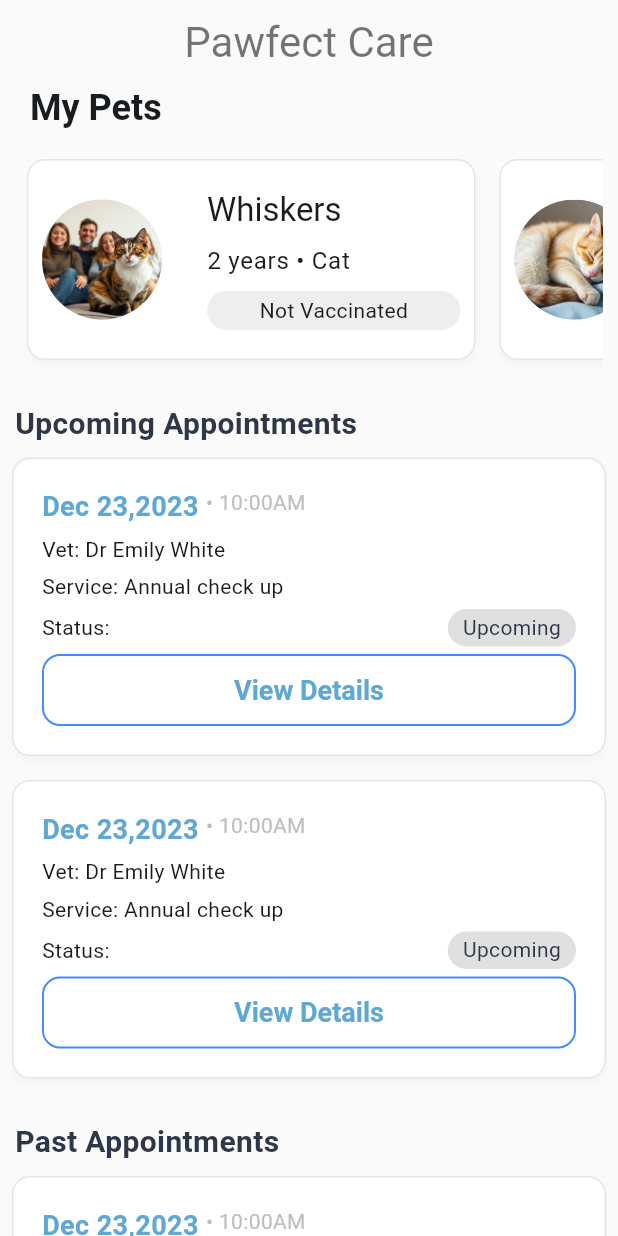
After one commit to HabeebEttu/pawfect_care, a Flutter app: the screen it shows after launch, on a phone screen of 412 x 824 dp. The commit adds this screen. Run offline on Flutter 3.47's test engine with Material 3 defaults, Android fonts, the phone set to English and light mode, and no system bars; our stand-ins replace cloud_firestore, email_validator, firebase_auth, firebase_core, shared_preferences; accounts and stored records are empty; Roboto replaces fonts that are missing (SF Pro Display).

Commit message:
Add pet images and implement HomePage with pet and appointment sections

```diff
--- a/lib/pages/login_page.dart
+++ b/lib/pages/login_page.dart
@@ -1,7 +1,6 @@
-import 'dart:developer';
-
 import 'package:email_validator/email_validator.dart';
 import 'package:flutter/material.dart';
+import 'package:pawfect_care/pages/pet_owner_dashboard.dart';
 import 'package:pawfect_care/providers/auth_provider.dart';
 import 'package:provider/provider.dart';
 
@@ -89,18 +88,47 @@ class _LoginPageState extends State<LoginPage> {
                         borderRadius: BorderRadius.circular(8),
                       ),
                     ),
-                    onPressed: () {
-                      String email = _emailController.text;
-                      String password = _passwordController.text;
+                    onPressed: authProvider.isLoading
+                        ? null
+                        : () {
+                            if (_formKey.currentState!.validate()) {
+                              String email = _emailController.text;
+                              String password = _passwordController.text;
 
-                      authProvider.signIn(email: email, password: password);
-                      if (authProvider.user != null) {
-                        log("message");
-                        Navigator.pushNamed(context, '/');
-                      }
-                    },
+                              authProvider
+                                  .signIn(email: email, password: password)
+                                  .then((_) {
+                                    if (authProvider.user != null) {
+                                      Navigator.pushReplacement(
+                                        context,
+                                        MaterialPageRoute(
+                                          builder: (context) =>
+                                              const HomePage(),
+                                        ),
+                                      );
+                                    } else if (authProvider.errorMessage !=
+                                        null) {
+
+                                        ScaffoldMessenger.of(
+                                          context,
+                                        ).showSnackBar(
+                                          SnackBar(
+                                            content: Text(
+                                              authProvider.errorMessage!,
+                                            ),
+                                          ),
+                                        );
+
+                                    }
+                                  });
+                            }
+                          },
                     child: authProvider.isLoading
-                        ? CircularProgressIndicator()
+                        ? CircularProgressIndicator(
+                            valueColor: AlwaysStoppedAnimation<Color>(
+                              Colors.white,
+                            ),
+                          )
                         : Text(
                             'Log In',
                             style: Theme.of(context).textTheme.bodyLarge!
@@ -136,7 +164,6 @@ class _LoginPageState extends State<LoginPage> {
   Row _buildForgotPassword(BuildContext context) {
     return Row(
       mainAxisAlignment: MainAxisAlignment.end,
-
       children: [
         GestureDetector(
           onTap: () {},
--- /dev/null
+++ b/lib/pages/pet_owner_dashboard.dart
@@ -0,0 +1,269 @@
+import 'package:flutter/material.dart';
+import 'package:pawfect_care/models/gender.dart';
+import 'package:pawfect_care/models/pet.dart';
+import 'package:pawfect_care/providers/theme_provider.dart';
+import 'package:pawfect_care/theme/theme.dart';
+import 'package:provider/provider.dart';
+
+class HomePage extends StatelessWidget {
+  const HomePage({super.key});
+
+  @override
+  Widget build(BuildContext context) {
+    List<Pet> dummyPets = [
+      Pet(
+        name: 'Whiskers',
+        petId: 'whis_1234',
+        userId: 'dummy',
+        age: 2,
+        gender: Gender.male,
+        photoUrl: 'assets/images/pet_1.png',
+        species: 'Cat',
+        isVaccinated: false,
+      ),
+      Pet(
+        name: 'Bubbles',
+        petId: 'bubb_1234',
+        userId: 'dummy',
+        age: 4,
+        gender: Gender.female,
+        photoUrl: 'assets/images/pet_3.png',
+        species: 'Dog',
+        isVaccinated: false,
+      ),
+      Pet(
+        name: 'Scooby',
+        petId: 'scob_3434',
+        userId: 'dummy',
+        age: 5,
+        gender: Gender.male,
+        photoUrl: 'assets/images/pet_3.png',
+        species: 'Dog',
+        isVaccinated: false,
+      ),
+    ];
+    return Consumer<ThemeProvider>(
+      builder: (context, themeProvider, child) {
+        return Scaffold(
+          appBar: AppBar(
+            title: Text(
+              "Pawfect Care",
+              style: Theme.of(
+                context,
+              ).textTheme.headlineMedium!.copyWith(color: Colors.black54),
+            ),
+            centerTitle: true,
+            automaticallyImplyLeading: false,
+          ),
+          backgroundColor: PawfectCareTheme.backgroundWhite,
+          body: SafeArea(
+            child: SingleChildScrollView(
+              child: Column(
+                crossAxisAlignment: CrossAxisAlignment.start,
+                children: [
+                  ..._buildPetsArea(context, dummyPets),
+                  SizedBox(height: 10),
+                 ..._buildAppoinmentSection(themeProvider),
+                 SizedBox(height: 20,),
+                 ..._buildPastAppointments(themeProvider)
+
+                ],
+              ),
+            ),
+          ),
+        );
+      },
+    );
+  }
+
+  List<Widget> _buildPastAppointments(ThemeProvider themeProvider) {
+    return [ Padding(
+                padding: const EdgeInsets.symmetric(horizontal: 10.0),
+                child: Text(
+                  'Past Appointments',
+                  style: PawfectCareTheme.headingSmall,
+                ),
+              ),
+              SizedBox(
+                child: ListView.builder(
+                  itemBuilder: (context, index) => _buildAppointmentCard(themeProvider, context),
+                  shrinkWrap: true,
+                  physics: NeverScrollableScrollPhysics(),
+                  itemCount: 2,
+                ),
+              ),];
+  }
+
+  List<Widget> _buildAppoinmentSection(ThemeProvider themeProvider) {
+    return [ Padding(
+                  padding: const EdgeInsets.symmetric(horizontal: 10.0),
+                  child: Text(
+                    'Upcoming Appointments',
+                    style: PawfectCareTheme.headingSmall,
+                  ),
+                ),
+                SizedBox(
+                  child: ListView.builder(
+                    itemBuilder: (context, index) => _buildAppointmentCard(themeProvider, context),
+                    shrinkWrap: true,
+                    physics: NeverScrollableScrollPhysics(),
+                    itemCount: 2,
+                  ),
+                ),];
+  }
+
+  Card _buildAppointmentCard(ThemeProvider themeProvider, BuildContext context) {
+    return Card(
+                  child: Padding(
+                    padding: const EdgeInsets.all(20.0),
+                    child: Column(
+                      mainAxisAlignment: MainAxisAlignment.start,
+                      crossAxisAlignment: CrossAxisAlignment.start,
+                      spacing: 5,
+                      children: [
+                        Row(
+                          crossAxisAlignment: CrossAxisAlignment.start,
+                          children: [
+                            Text(
+                              'Dec 23,2023 ',
+                              style: PawfectCareTheme.priceText,
+                            ),
+                            Text(
+                              '• 10:00AM',
+                              style: themeProvider
+                                  .getThemeData(context)
+                                  .textTheme
+                                  .titleLarge!
+                                  .copyWith(color: Colors.grey.shade400),
+                            ),
+                          ],
+                        ),
+                        Text('Vet: Dr Emily White'),
+                        Text('Service: Annual check up'),
+                        Row(
+                          mainAxisAlignment: MainAxisAlignment.spaceBetween,
+                          children: [
+                            Text('Status:'),
+                            Container(
+                              padding: EdgeInsets.symmetric(
+                                vertical: 2,
+                                horizontal: 10
+                              ),
+                              decoration: BoxDecoration(
+                                borderRadius: BorderRadius.circular(20),
+                                color: Colors.grey.shade300,
+                              ),
+                              child: Text(
+                                'Upcoming',
+                                style: PawfectCareTheme.bodyMedium,
+                              ),
+                            ),
+                          ],
+                        ),
+                        OutlinedButton(
+                          onPressed: () {},
+                          style: PawfectCareTheme.outlinedButtonTheme.style!
+                              .copyWith(
+                                side: MaterialStateProperty.all(
+                                  BorderSide(
+                                    color: Colors.blueAccent,
+                                    width: 1.3,
+                                  ),
+                                ),
+                              ),
+                          child: Padding(
+                            padding: const EdgeInsets.symmetric(
+                              vertical: 10,
+                              horizontal: 22,
+                            ),
+                            child: Text(
+                              'View Details',
+                              style: PawfectCareTheme.priceText,
+                            ),
+                          ),
+                        ),
+                      ],
+                    ),
+                  ),
+                );
+  }
+
+  List<Widget> _buildPetsArea(BuildContext context, List<Pet> dummyPets) {
+    return [
+      Padding(
+        padding: const EdgeInsets.only(left: 20),
+        child: Text(
+          "My Pets",
+          style: Theme.of(
+            context,
+          ).textTheme.headlineSmall!.copyWith(fontWeight: FontWeight.bold),
+        ),
+      ),
+      Container(
+        margin: EdgeInsets.symmetric(horizontal: 10, vertical: 10),
+
+        child: SizedBox(
+          width: MediaQuery.of(context).size.width,
+          height: 150,
+          child: ListView.builder(
+            itemBuilder: (context, index) {
+              Pet pet = dummyPets[index];
+              return _buildPetsCard(pet, context);
+            },
+            itemCount: dummyPets.length,
+            scrollDirection: Axis.horizontal,
+          ),
+        ),
+      ),
+    ];
+  }
+
+  Card _buildPetsCard(Pet pet, BuildContext context) {
+    return Card(
+      child: Row(
+        mainAxisAlignment: MainAxisAlignment.spaceBetween,
+        spacing: 20,
+        children: [
+          Padding(
+            padding: EdgeInsets.all(10),
+            child: CircleAvatar(
+              backgroundImage: AssetImage(pet.photoUrl),
+              radius: 40,
+            ),
+          ),
+          Column(
+            crossAxisAlignment: CrossAxisAlignment.start,
+            mainAxisAlignment: MainAxisAlignment.center,
+            children: [
+              Text(
+                pet.name,
+                style: Theme.of(
+                  context,
+                ).textTheme.titleLarge!.copyWith(fontWeight: FontWeight.w400),
+              ),
+              SizedBox(height: 8),
+              Text(
+                '${pet.age} years • ${pet.species}',
+                style: Theme.of(context).textTheme.bodyLarge,
+              ),
+              SizedBox(height: 8),
+              Container(
+                decoration: BoxDecoration(
+                  borderRadius: BorderRadius.circular(20),
+                  color: Colors.grey.shade200,
+                ),
+                margin: EdgeInsets.only(right: 10),
+                child: Padding(
+                  padding: EdgeInsets.symmetric(horizontal: 35, vertical: 3),
+                  child: Text(
+                    pet.isVaccinated ? 'vaccinated' : 'Not Vaccinated',
+                  ),
+                ),
+              ),
+            ],
+          ),
+        ],
+      ),
+    );
+  }
+}
--- a/lib/services/auth_service.dart
+++ b/lib/services/auth_service.dart
@@ -5,42 +5,42 @@ import 'package:pawfect_care/models/user.dart' as user;
 class AuthService {
   final FirebaseFirestore firestore = FirebaseFirestore.instance;
 
-  Future<User?> register(String name,String email, String password) async {
-    if (!isValidName(name)) {
-      throw Exception('Please enter a valid name.');
-    }
+  // Future<User?> register(String name,String email, String password) async {
+  //   if (!isValidName(name)) {
+  //     throw Exception('Please enter a valid name.');
+  //   }
 
-    if (!isValidEmail(email)) {
-      throw Exception('Please enter a valid email address.');
-    }
+  //   if (!isValidEmail(email)) {
+  //     throw Exception('Please enter a valid email address.');
+  //   }
 
-    if (!isValidPassword(password)) {
-      throw Exception('Password must be at least 6 characters long.');
-    }
+  //   if (!isValidPassword(password)) {
+  //     throw Exception('Password must be at least 6 characters long.');
+  //   }
 
-    try {
-      final result = await firestore.createUserWithEmailAndPassword(
-        email: email.trim(),
-        password: password.trim(),
-      );
-      await result.user?.updateDisplayName(name);
-      await result.user?.reload();
-      return result.user;
-    } on FirebaseAuthException catch (e) {
-      switch (e.code) {
-        case 'email-already-in-use':
-          throw Exception('This email is already in use.');
-        case 'invalid-email':
-          throw Exception('The email address is invalid.');
-        case 'weak-password':
-          throw Exception('The password is too weak.');
-        default:
-          throw Exception('Registration failed. Please try again.');
-      }
-    } catch (e) {
-      throw Exception('An unexpected error occurred.');
-    }
-  }
+  //   try {
+  //     final result = await firestore.createUserWithEmailAndPassword(
+  //       email: email.trim(),
+  //       password: password.trim(),
+  //     );
+  //     await result.user?.updateDisplayName(name);
+  //     await result.user?.reload();
+  //     return result.user;
+  //   } on FirebaseAuthException catch (e) {
+  //     switch (e.code) {
+  //       case 'email-already-in-use':
+  //         throw Exception('This email is already in use.');
+  //       case 'invalid-email':
+  //         throw Exception('The email address is invalid.');
+  //       case 'weak-password':
+  //         throw Exception('The password is too weak.');
+  //       default:
+  //         throw Exception('Registration failed. Please try again.');
+  //     }
+  //   } catch (e) {
+  //     throw Exception('An unexpected error occurred.');
+  //   }
+  // }
 
   Future<UserCredential> signUpWithEmailAndPassword(
     String email,
--- /dev/null
+++ b/lib/services/cache_service.dart
@@ -0,0 +1,35 @@
+import 'dart:convert';
+import 'package:pawfect_care/models/profile.dart';
+import 'package:shared_preferences/shared_preferences.dart';
+
+class CacheService {
+  static const String _userKey = 'user_profile';
+  static const String _isAuthenticatedKey = 'isAuthenticated';
+
+  Future<void> saveUser(Profile user) async {
+    final prefs = await SharedPreferences.getInstance();
+    final userJson = jsonEncode(user.toJson());
+    await prefs.setString(_userKey, userJson);
+    await prefs.setBool(_isAuthenticatedKey, true);
+  }
+
+  Future<Profile?> getUser() async {
+    final prefs = await SharedPreferences.getInstance();
+    final userJson = prefs.getString(_userKey);
+    if (userJson != null) {
+      return Profile.fromJson(jsonDecode(userJson));
+    }
+    return null;
+  }
+
+  Future<bool> isAuthenticated() async {
+    final prefs = await SharedPreferences.getInstance();
+    return prefs.getBool(_isAuthenticatedKey) ?? false;
+  }
+
+  Future<void> clearCache() async {
+    final prefs = await SharedPreferences.getInstance();
+    await prefs.remove(_userKey);
+    await prefs.setBool(_isAuthenticatedKey, false);
+  }
+}
```
Also changed, not shown: assets/images/pet_1.png (added), assets/images/pet_2.png (added), assets/images/pet_3.png (added), 1 other file.
